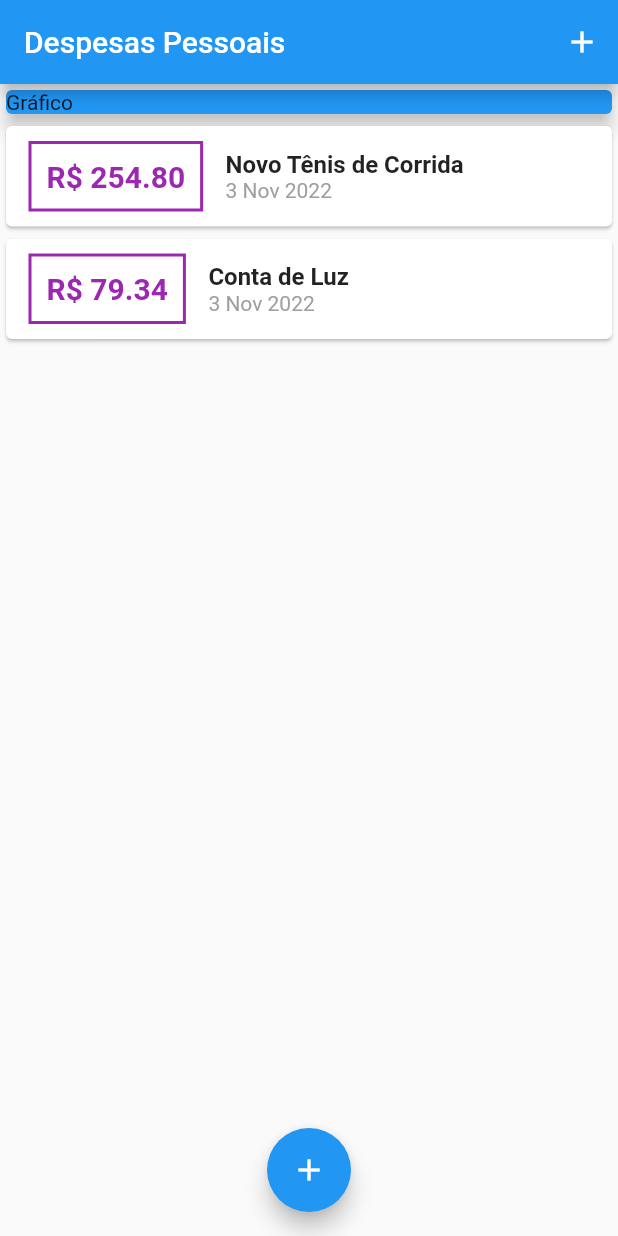
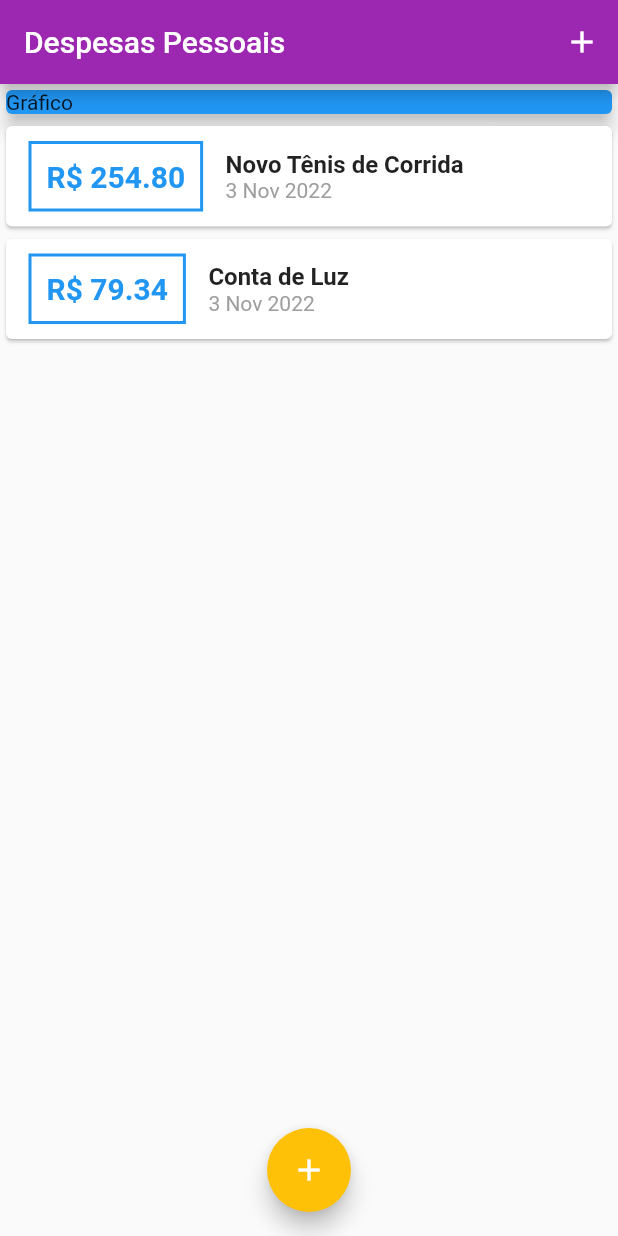
Before and after one commit to ericbcosta/expensesFlutter, a Flutter app: the screen it shows after launch, on a phone screen of 412 x 824 dp. Run offline on Flutter 3.47's test engine with Material 2 defaults, Android fonts, the phone set to English and light mode, and no system bars.

Commit message:
adicionando o tema.

```diff
--- a/lib/components/transaction_list.dart
+++ b/lib/components/transaction_list.dart
@@ -22,7 +22,7 @@ class TransactionList extends StatelessWidget {
                   margin: EdgeInsets.symmetric(horizontal: 15, vertical: 10),
                   decoration: BoxDecoration(
                     border: Border.all(
-                      color: Colors.purple,
+                      color: Theme.of(context).primaryColor,
                       width: 2,
                     ),
                   ),
@@ -30,9 +30,10 @@ class TransactionList extends StatelessWidget {
                   child: Text(
                     'R\$ ${tr.value.toStringAsFixed(2)}',
                     style: TextStyle(
-                        fontWeight: FontWeight.bold,
-                        fontSize: 20,
-                        color: Colors.purple),
+                      fontWeight: FontWeight.bold,
+                      fontSize: 20,
+                      color: Theme.of(context).primaryColor,
+                    ),
                   ),
                 ),
                 Column(
--- a/lib/main.dart
+++ b/lib/main.dart
@@ -11,9 +11,17 @@ class ExpensesApp extends StatelessWidget {
 
   @override
   Widget build(BuildContext context) {
+    final ThemeData tema = ThemeData();
+
     return MaterialApp(
       home: MyHomePage(),
       debugShowCheckedModeBanner: false,
+      theme: tema.copyWith(
+        colorScheme: tema.colorScheme.copyWith(
+          primary: Colors.purple,
+          secondary: Colors.amber,
+        ),
+      ),
     );
   }
 }
@@ -50,6 +58,8 @@ class _MyHomePageState extends State<MyHomePage> {
     setState(() {
       _transactions.add(newTransaction);
     });
+
+    Navigator.of(context).pop();
   }
 
   _openTransactionFormModal(ctx) {
@@ -67,7 +77,7 @@ class _MyHomePageState extends State<MyHomePage> {
         actions: <Widget>[
           IconButton(
             icon: Icon(Icons.add),
-            onPressed: ()=> _openTransactionFormModal(context),
+            onPressed: () => _openTransactionFormModal(context),
           )
         ],
       ),
@@ -93,7 +103,7 @@ class _MyHomePageState extends State<MyHomePage> {
         child: Icon(
           Icons.add,
         ),
-        onPressed: ()=> _openTransactionFormModal(context),
+        onPressed: () => _openTransactionFormModal(context),
       ),
       floatingActionButtonLocation: FloatingActionButtonLocation.centerFloat,
     );
```
